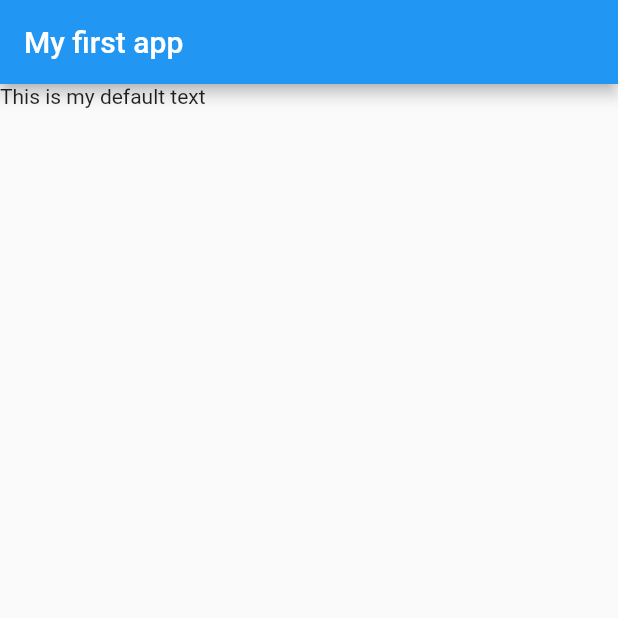
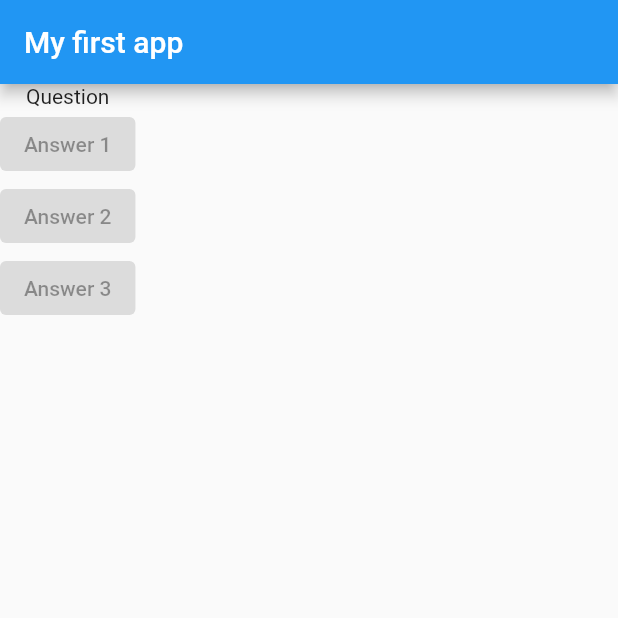
Before and after one commit to Damian9696/flutter_quiz_app, a Flutter app: the screen it shows after launch, on a phone screen of 412 x 824 dp, the top half of it. Run offline on Flutter 3.47's test engine with Material 2 defaults, Android fonts, the phone set to English and light mode, and no system bars.

Commit message:
Added column and elevated buttons;

```diff
--- a/lib/main.dart
+++ b/lib/main.dart
@@ -12,7 +12,23 @@ class MyApp extends StatelessWidget {
         appBar: AppBar(
           title: Text('My first app'),
         ),
-        body: Text('This is my default text'),
+        body: Column(
+          children: [
+            Text("Question"),
+            ElevatedButton(
+              child: Text("Answer 1"),
+              onPressed: null,
+            ),
+            ElevatedButton(
+              child: Text("Answer 2"),
+              onPressed: null,
+            ),
+            ElevatedButton(
+              child: Text("Answer 3"),
+              onPressed: null,
+            )
+          ],
+        ),
       ),
     );
   }
```
